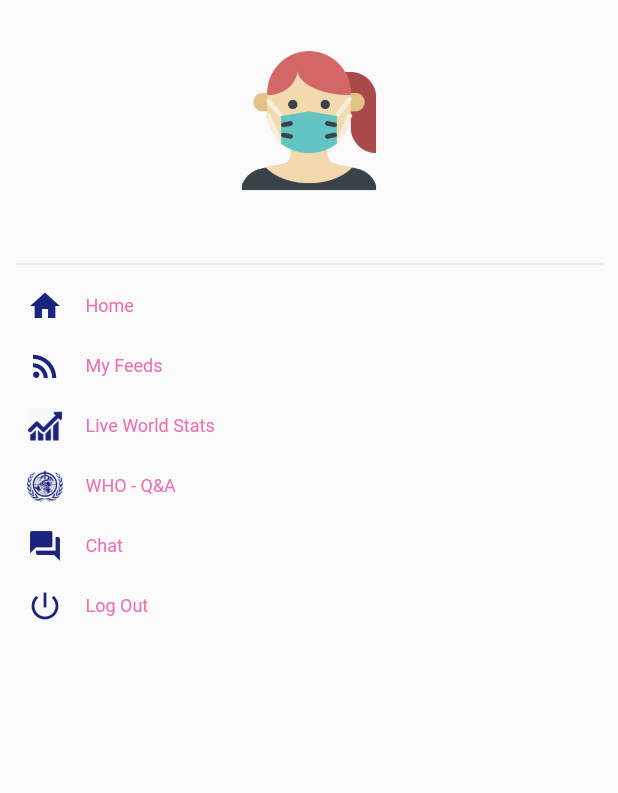
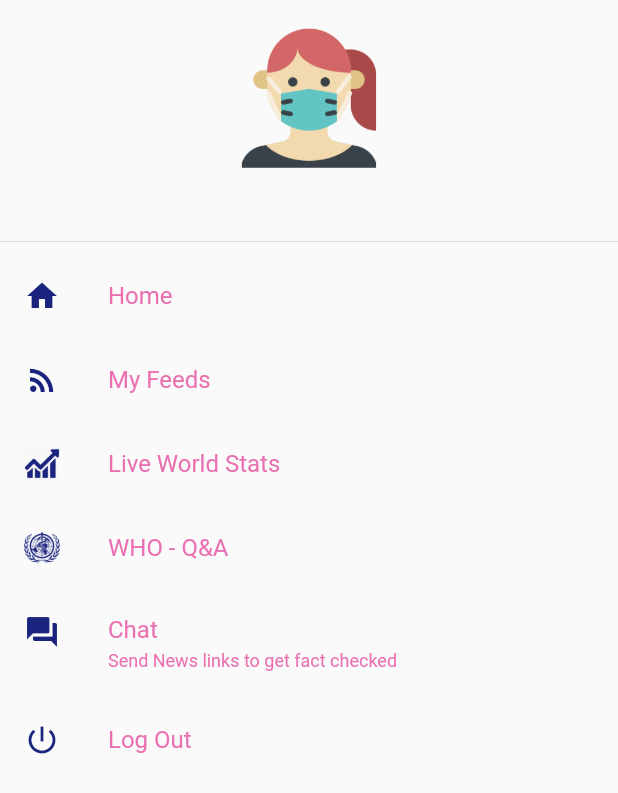
Before and after one commit to amitgayar/corona_feed, a Flutter app: the CustomDrawer widget shown alone on an empty page, opened directly with empty values, on a phone screen of 412 x 824 dp. Shown: the top 793 px of the screen. Run offline on Flutter 3.47's test engine with Material 2 defaults, Android fonts, the phone set to English and light mode, and no system bars; our stand-ins replace carousel_slider, cloud_firestore, firebase_auth, google_sign_in, shared_preferences, toast and 1 more; missing offline and left inert: flutter_webview_plugin, webfeed; accounts and stored records are empty; network calls fail.

Commit message:
Youtube fix and drawer changes

```diff
--- a/lib/AppScreens/CustomWidgets/CustomDrawer.dart
+++ b/lib/AppScreens/CustomWidgets/CustomDrawer.dart
@@ -37,9 +37,7 @@ class _CustomDrawerState extends State<CustomDrawer> {
 
   @override
   Widget build(BuildContext context) {
-    return Padding(
-      padding: const EdgeInsets.fromLTRB(10,15,10,10),
-      child: ListView(
+    return ListView(
         children: <Widget>[
           DrawerHeader(
             child: Column(
@@ -61,125 +59,81 @@ class _CustomDrawerState extends State<CustomDrawer> {
               ],
             ),
           ),
-            InkWell(
+          ListTile(
             onTap: () => {Navigator.pop(context)},
-              child: Padding(
-                padding: const EdgeInsets.all(8.0),
-                child: Row(
-                  children: <Widget>[
-                    Icon(Icons.home,color: Colors.indigo[900]),
-                    Padding(
-                      padding: const EdgeInsets.only(left: 15),
-                      child: Text(
-                        "Home",
+            title: Text("Home",
+              style: TextStyle(
+                  color: baseColor
               ),
             ),
-                  ],
+            leading: Icon(Icons.home,color: Colors.indigo[900]),
           ),
-              ),
-            ),
-            InkWell(
+          ListTile(
             onTap: () {
               Navigator.pop(context);
               Navigator.pushNamed(context, '/Myfeeds');
             },
-              child: Padding(
-                padding: const EdgeInsets.all(8.0),
-                child: Row(
-                  children: <Widget>[
-                    Icon(Icons.rss_feed,color: Colors.indigo[900],),
-                    Padding(
-                      padding: const EdgeInsets.only(left: 15),
-                      child: Text(
-                        "My Feeds",
+            title: Text("My Feeds",
+              style: TextStyle(
+                  color: baseColor
               ),
             ),
-                  ],
+            leading: Icon(Icons.rss_feed,color: Colors.indigo[900],),
           ),
-              ),
-            ),
-            InkWell(
+          ListTile(
             onTap: (() {
               UrlData _urlData = new UrlData(url: LiveWorldStatsUrl, title: "Live World Stats");
               Navigator.pop(context);
               Navigator.pushNamed(context, '/customWebView', arguments: _urlData);
             }),
-              child: Padding(
-                padding: const EdgeInsets.all(8.0),
-                child: Row(
-                  children: <Widget>[
-                    ImageIcon(AssetImage("assets/worldStatsIcon.png"),color: Colors.indigo[900]),
-                    Padding(
-                      padding: const EdgeInsets.only(left: 15),
-                      child: Text(
-                        "Live World Stats",
+            title: Text("Live World Stats",
+              style: TextStyle(
+                  color: baseColor
               ),
             ),
-                  ],
+            leading: ImageIcon(AssetImage("assets/worldStatsIcon.png"),color: Colors.indigo[900]),
           ),
-              ),
-            ),
-            InkWell(
+          ListTile(
             onTap: (() {
               UrlData _urlData = new UrlData(url: whoQnaUrl, title: "WHO Q&A");
               Navigator.pop(context);
               Navigator.pushNamed(context, '/webView', arguments: _urlData);
             }),
-              child: Padding(
-                padding: const EdgeInsets.all(8.0),
-                child: Row(
-                  children: <Widget>[
-                    ImageIcon(AssetImage("assets/who.png"),color: Colors.indigo[900]),
-                    Padding(
-                      padding: const EdgeInsets.only(left: 15),
-                      child: Text(
-                        "WHO - Q&A",
+            title: Text("WHO - Q&A",
+              style: TextStyle(
+                  color: baseColor
               ),
             ),
-                  ],
+            leading: ImageIcon(AssetImage("assets/who.png"),color: Colors.indigo[900]),
           ),
-              ),
-            ),
-            InkWell(
+          ListTile(
             onTap: (() {
-                UrlData _urlData = new UrlData(url: chatUrl , title: "Chat");
+              UrlData _urlData = new UrlData(url: chatUrl , title: "Chat : Send News links to get fact checked");
               Navigator.pop(context);
               Navigator.pushNamed(context, '/webView', arguments: _urlData);
             }),
-              child: Padding(
-                padding: const EdgeInsets.all(8.0),
-                child: Row(
-                  children: <Widget>[
-                    Icon(Icons.question_answer,color: Colors.indigo[900]),
-                    Padding(
-                      padding: const EdgeInsets.only(left: 15),
-                      child: Text(
-                        "Chat",
+            title: Text("Chat",
+              style: TextStyle(
+                  color: baseColor
               ),
             ),
-                  ],
+            subtitle: Text("Send News links to get fact checked",
+              style: TextStyle(
+                  color: baseColor
               ),
             ),
+            leading: Icon(Icons.question_answer,color: Colors.indigo[900]),
           ),
-            InkWell(
+          ListTile(
             onTap: () => { signOut()},
-              child: Padding(
-                padding: const EdgeInsets.all(8.0),
-                child: Row(
-                  children: <Widget>[
-                    Icon(Icons.power_settings_new,color: Colors.indigo[900]),
-                    Padding(
-                      padding: const EdgeInsets.only(left: 15),
-                      child: Text(
-                        "Log Out",
+            title: Text("Log Out",
+              style: TextStyle(
+                  color: baseColor
               ),
             ),
-                  ],
-                ),
-              ),
+            leading: Icon(Icons.power_settings_new,color: Colors.indigo[900]),
           ),
         ],
-        ),
       );
   }
 }
--- a/pubspec.yaml
+++ b/pubspec.yaml
@@ -31,7 +31,6 @@ dependencies:
   shared_preferences: ^0.5.6+3
   carousel_slider: ^1.3.0
   youtube_player_flutter: ^6.1.0+4
-  webview_flutter: ^0.3.19+9
 
   # The following adds the Cupertino Icons font to your application.
   # Use with the CupertinoIcons class for iOS style icons.
```
Also changed, not shown: lib/AppScreens/CustomWidgets/customWebView.dart (+7 -20 lines), lib/AppScreens/InfoSectionScreens/YoutubeInfoSection.dart (+52 -38 lines), pubspec.lock, 1 other file. Lines whose indentation alone changed are shown as unchanged.
